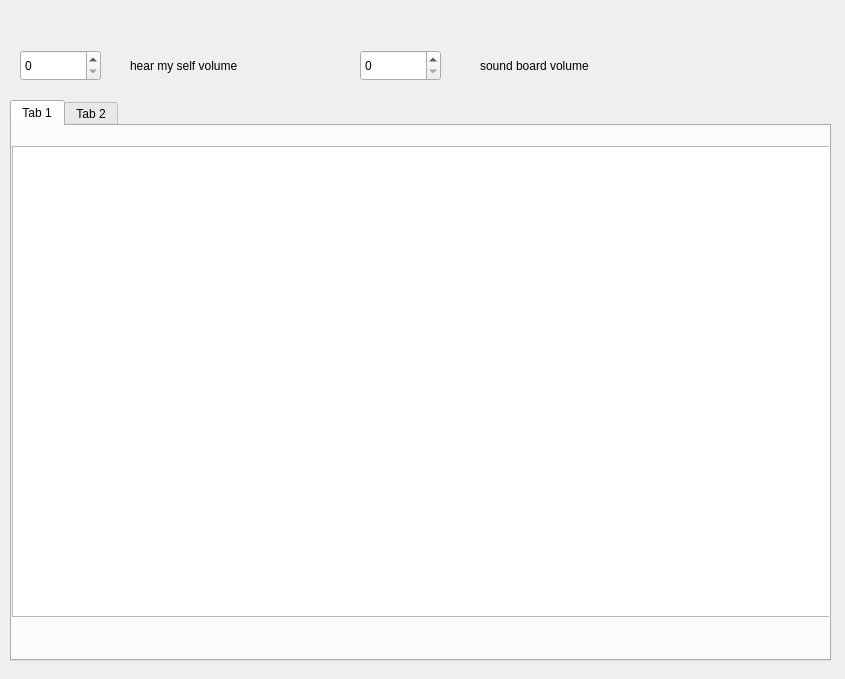
Qt form overlay_dialog.ui (roosaramendis/DRAGON-VOICEMODE) before a commit.
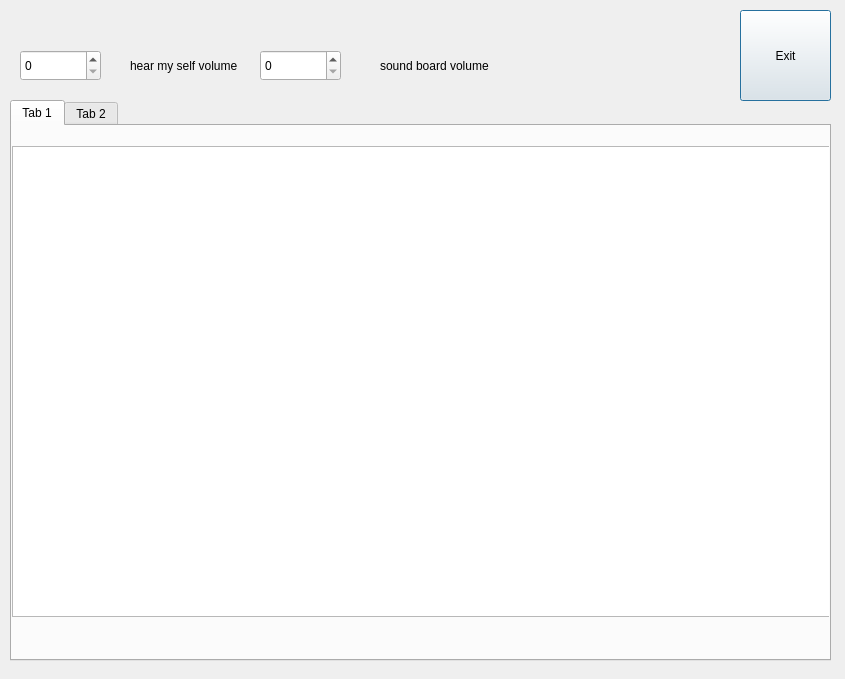
The same form after that commit.

Commit message: overlay updates and readme updates

```diff
--- a/overlay_dialog.ui
+++ b/overlay_dialog.ui
@@ -84,7 +84,7 @@
   <widget class="QSpinBox" name="soundboardvolume_sb">
    <property name="geometry">
     <rect>
-     <x>360</x>
+     <x>260</x>
      <y>50</y>
      <width>81</width>
      <height>31</height>
@@ -103,7 +103,7 @@
   <widget class="QLabel" name="label_2">
    <property name="geometry">
     <rect>
-     <x>480</x>
+     <x>380</x>
      <y>50</y>
      <width>171</width>
      <height>31</height>
@@ -113,6 +113,19 @@
     <string>sound board volume</string>
    </property>
   </widget>
+  <widget class="QPushButton" name="exit">
+   <property name="geometry">
+    <rect>
+     <x>740</x>
+     <y>10</y>
+     <width>91</width>
+     <height>91</height>
+    </rect>
+   </property>
+   <property name="text">
+    <string>Exit</string>
+   </property>
+  </widget>
  </widget>
  <resources/>
  <connections/>
```
The commit also changes 23 other files.
